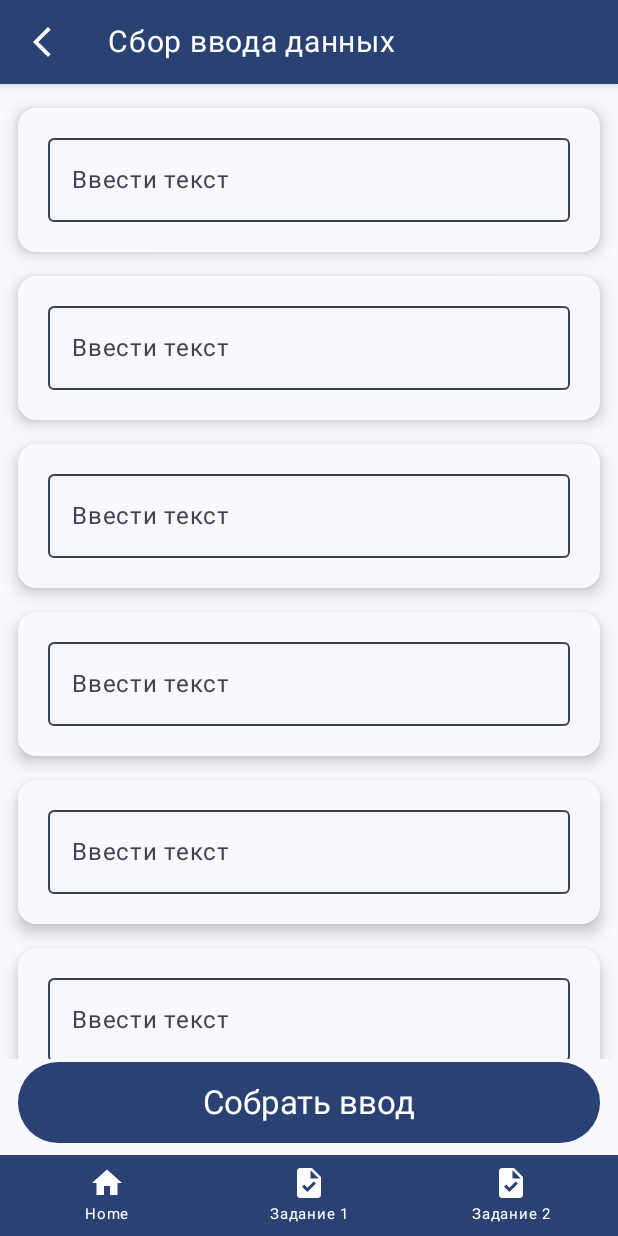
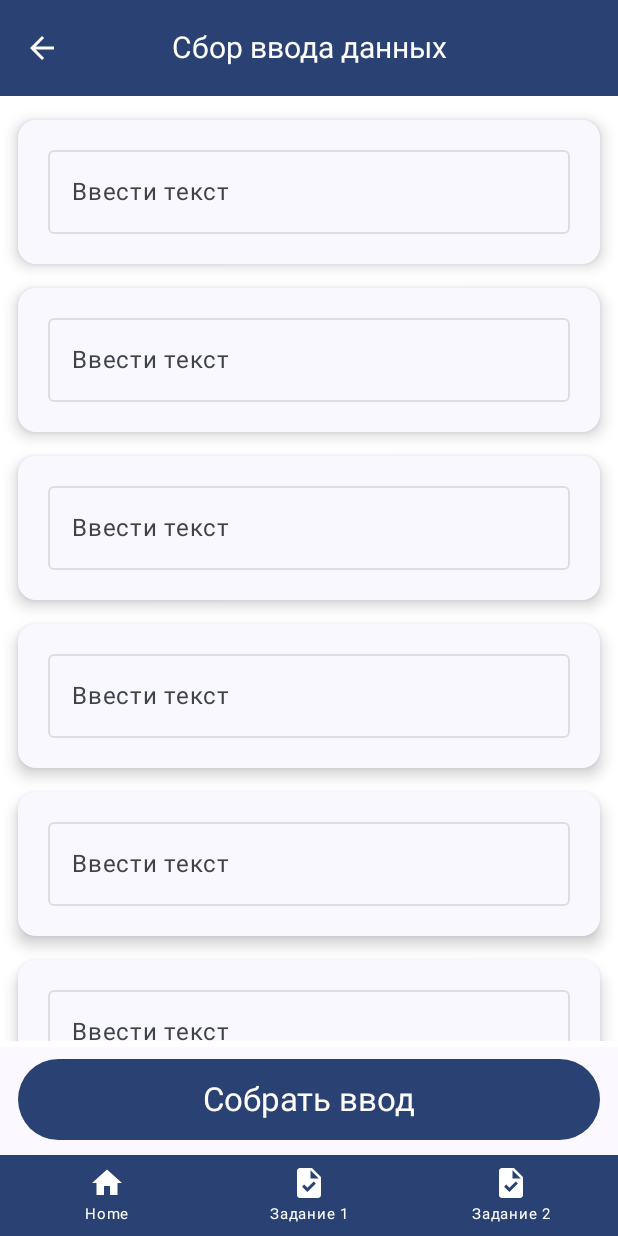
Before and after one commit to Cha1000000/ComposePractice, an Android app built with Jetpack Compose: the ListOfTextInputsScreen screen opened through its navigation route, on a phone screen of 412 x 824 dp. Run offline under Robolectric (Android 15) with nearby library versions, the phone set to English and light mode, and no system bars.

Commit message:
refactor with Cursor

```diff
--- a/app/src/main/java/com/umno/digital/composepractice/NavGraph.kt
+++ b/app/src/main/java/com/umno/digital/composepractice/NavGraph.kt
@@ -21,7 +21,7 @@ fun NavGraph(
             OnboardingScreen(navController)
         }
         composable(TASK_1_SCREEN) {
-            ListOfTextInputsScreen(paddingValues, navController)
+            ListOfTextInputsScreen(navController = navController)
         }
         composable(TASK_2_SCREEN) {
             ListOfUuidsScreen(paddingValues = paddingValues, navController = navController)
--- a/app/src/main/java/com/umno/digital/composepractice/task1/Task1Screens.kt
+++ b/app/src/main/java/com/umno/digital/composepractice/task1/Task1Screens.kt
@@ -29,23 +29,28 @@ import androidx.compose.material.Scaffold
 //noinspection UsingMaterialAndMaterial3Libraries
 import androidx.compose.material.TopAppBar
 import androidx.compose.material.icons.Icons
+import androidx.compose.material.icons.filled.ArrowBack
 import androidx.compose.material.icons.filled.Delete
+import androidx.compose.material.icons.automirrored.filled.ArrowBack
 import androidx.compose.material3.Button
 import androidx.compose.material3.Card
 import androidx.compose.material3.CardDefaults
+import androidx.compose.material3.CenterAlignedTopAppBar
 import androidx.compose.material3.ExperimentalMaterial3Api
 import androidx.compose.material3.ExtendedFloatingActionButton
 import androidx.compose.material3.Icon
 import androidx.compose.material3.IconButton
 import androidx.compose.material3.MaterialTheme
 import androidx.compose.material3.OutlinedTextField
+import androidx.compose.material3.OutlinedTextFieldDefaults
 import androidx.compose.material3.SmallFloatingActionButton
 import androidx.compose.material3.Surface
 import androidx.compose.material3.Text
 import androidx.compose.material3.TextButton
-import androidx.compose.material3.TextFieldDefaults
+import androidx.compose.material3.TopAppBarDefaults
 import androidx.compose.runtime.Composable
 import androidx.compose.runtime.MutableState
+import androidx.compose.runtime.derivedStateOf
 import androidx.compose.runtime.getValue
 import androidx.compose.runtime.mutableStateListOf
 import androidx.compose.runtime.mutableStateOf
@@ -77,6 +82,7 @@ import com.umno.digital.composepractice.R
 import com.umno.digital.composepractice.data.TextItemData
 import com.umno.digital.composepractice.data.createTextInputList
 import com.umno.digital.composepractice.ui.theme.ComposePracticeTheme
+import androidx.compose.foundation.background
 
 @Preview(
     showBackground = true,
@@ -89,28 +95,96 @@ import com.umno.digital.composepractice.ui.theme.ComposePracticeTheme
 fun ListOfTextInputScreenPreview() {
     ComposePracticeTheme {
         ListOfTextInputsScreen(
-            PaddingValues(),
-            rememberNavController(),
+            navController = rememberNavController(),
         )
     }
 }
 
-@SuppressLint("UnusedMaterialScaffoldPaddingParameter")
+@OptIn(ExperimentalMaterial3Api::class)
 @Composable
 fun ListOfTextInputsScreen(
-    paddingValues: PaddingValues,
     navController: NavHostController,
 ) {
     var textInputList by rememberSaveable { mutableStateOf(createTextInputList()) }
-    val showFABs = remember { mutableStateOf(false) }
+    val deletedItems = remember { mutableStateListOf<TextItemData>() }
     val openDialog = rememberSaveable { mutableStateOf(false) }
     val resultText = rememberSaveable { mutableStateOf("") }
-    val deletedItems = remember { mutableStateListOf<TextItemData>() }
     val keyboardController = LocalSoftwareKeyboardController.current
-    val context = LocalContext.current // получение контекста
+    val context = LocalContext.current
+
+    // Состояние выбранных элементов
+    var hasSelectedItems by remember { mutableStateOf(false) }
+
     Scaffold(
         topBar = {
-            TopAppBar(
+            TextInputTopAppBar(
+                onNavigateBack = { navController.navigate(MAIN_SCREEN) }
+            )
+        },
+    ) { innerPadding ->
+        Box(
+            modifier = Modifier
+                .fillMaxSize()
+                .padding(innerPadding),
+            contentAlignment = Alignment.BottomEnd,
+        ) {
+            TextInputList(
+                textInputList = textInputList,
+                deletedItems = deletedItems,
+                keyboardController = keyboardController,
+                onItemSelected = {
+                    // Обновляем состояние выбранных элементов
+                    hasSelectedItems = textInputList.any { it.isSelected && !deletedItems.contains(it) }
+                }
+            )
+
+            if (hasSelectedItems) {
+                FloatingDeleteExtendedButton(
+                    onDeleteAllClick = {
+                        textInputList = textInputList.drop(textInputList.size)
+                        hasSelectedItems = false
+                    },
+                    onDeleteSelectedClick = {
+                        deleteSelected(textInputList, deletedItems)
+                        // Сбрасываем выделение после удаления
+                        textInputList.forEach { it.isSelected = false }
+                        textInputList = ArrayList(textInputList)
+                        hasSelectedItems = false
+                    }
+                )
+            }
+
+            // Обертка для кнопки с дополнительным отступом снизу
+            Box(
+                modifier = Modifier
+                    .fillMaxWidth()
+                    .background(MaterialTheme.colorScheme.surface.copy(alpha = 0.8f))
+                    .padding(bottom = 56.dp), // Отступ для нижней панели навигации
+                contentAlignment = Alignment.BottomCenter
+            ) {
+                CollectInputButton(
+                    onClick = {
+                        val dataList = textInputList.filterNot { deletedItems.contains(it) }
+                        resultText.value = collectedInputs(dataList, context)
+                        openDialog.value = true
+                    }
+                )
+            }
+        }
+
+        if (openDialog.value) {
+            ShowResultDialog(
+                result = resultText.value,
+                dialogState = openDialog
+            )
+        }
+    }
+}
+
+@OptIn(ExperimentalMaterial3Api::class)
+@Composable
+private fun TextInputTopAppBar(onNavigateBack: () -> Unit) {
+    CenterAlignedTopAppBar(
         title = {
             Text(
                 text = stringResource(R.string.task1_screen_title),
@@ -118,36 +192,40 @@ fun ListOfTextInputsScreen(
                 fontSize = 20.sp
             )
         },
-                backgroundColor = MaterialTheme.colorScheme.primary,
+        colors = TopAppBarDefaults.centerAlignedTopAppBarColors(
+            containerColor = MaterialTheme.colorScheme.primary,
+            titleContentColor = Color.White,
+            navigationIconContentColor = Color.White
+        ),
         navigationIcon = {
-                    IconButton(
-                        onClick = { navController.navigate(MAIN_SCREEN) }
-                    ) {
+            IconButton(onClick = onNavigateBack) {
                 Icon(
-                            imageVector = ImageVector.vectorResource(R.drawable.ic_back),
+                    imageVector = Icons.AutoMirrored.Filled.ArrowBack,
                     contentDescription = "ArrowBack",
                     tint = Color.White,
                 )
             }
         },
     )
-        },
-    ) {
-        Surface {
-            Box(
-                modifier = Modifier.fillMaxSize().padding(paddingValues),
-                contentAlignment = Alignment.BottomEnd,
+}
+
+@Composable
+private fun TextInputList(
+    textInputList: List<TextItemData>,
+    deletedItems: SnapshotStateList<TextItemData>,
+    keyboardController: androidx.compose.ui.platform.SoftwareKeyboardController?,
+    onItemSelected: () -> Unit
 ) {
     val state = rememberLazyListState()
+
     LazyColumn(
         modifier = Modifier
             .fillMaxSize()
-                        .padding(start = 12.dp, top = 8.dp, end = 12.dp, bottom = 64.dp),
+            .padding(start = 12.dp, top = 8.dp, end = 12.dp, bottom = 130.dp),
         state = state
     ) {
         itemsIndexed(
             items = textInputList,
-                        // Provide a unique key based on the item content
             key = { _, item -> item.hashCode() },
             itemContent = { _, item ->
                 AnimatedVisibility(
@@ -157,60 +235,37 @@ fun ListOfTextInputsScreen(
                 ) {
                     val text = rememberSaveable { mutableStateOf(item.text) }
                     val isSelected = rememberSaveable { mutableStateOf(item.isSelected) }
+
                     TextInputCard(
+                        item = item,
                         text = text,
                         isSelected = isSelected,
                         onItemClick = {
                             keyboardController?.hide()
-                                        if (textInputList.any { it.isSelected }) {
                             toggleSelectedItem(
                                 item = item,
                                 isSelected = isSelected,
-                                                showFABs = showFABs,
-                                                textInputList = textInputList,
-                                                deletedItems = deletedItems,
                             )
-                                        }
+                            onItemSelected()
                         },
                         onLongPress = {
                             toggleSelectedItem(
                                 item = item,
                                 isSelected = isSelected,
-                                            showFABs = showFABs,
-                                            textInputList = textInputList,
-                                            deletedItems = deletedItems,
                             )
-                                    },
-                                    onTextFieldFocused = {
-                                        if (it.isFocused && item.isSelected)
-                                            toggleSelectedItem(
-                                                item = item,
-                                                isSelected = isSelected,
-                                                showFABs = showFABs,
-                                                textInputList = textInputList,
-                                                deletedItems = deletedItems,
+                            onItemSelected()
+                        }
                     )
-                                    })
-                                item.text = text.value
                 }
             }
         )
     }
-                if (showFABs.value) {
-                    FloatingDeleteExtendedButton(
-                        {
-                            textInputList = textInputList.drop(textInputList.size)
-                            showFABs.value = false
-                        },
-                        { deleteSelected(textInputList, deletedItems, showFABs) }
-                    )
 }
+
+@Composable
+private fun CollectInputButton(onClick: () -> Unit) {
     Button(
-                    onClick = {
-                        val dataList = textInputList.filterNot { deletedItems.contains(it) }
-                        resultText.value = collectedInputs(dataList, context)
-                        openDialog.value = true
-                    },
+        onClick = onClick,
         modifier = Modifier
             .fillMaxWidth()
             .height(70.dp)
@@ -222,26 +277,13 @@ fun ListOfTextInputsScreen(
         )
     }
 }
-            if (openDialog.value) ShowResultDialog(
-                result = resultText.value,
-                dialogState = openDialog
-            )
-        }
-    }
-}
 
 private fun toggleSelectedItem(
     item: TextItemData,
     isSelected: MutableState<Boolean>,
-    showFABs: MutableState<Boolean>,
-    textInputList: List<TextItemData>,
-    deletedItems: SnapshotStateList<TextItemData>
 ) {
     isSelected.value = !isSelected.value
     item.isSelected = isSelected.value
-    showFABs.value = (textInputList.filterNot {
-        deletedItems.contains(it)
-    }.any { it.isSelected })
 }
 
 @Composable
@@ -255,7 +297,7 @@ fun FloatingDeleteExtendedButton(
             DeletionFABs(onDeleteAllClick, onDeleteSelectedClick)
         }
         ExtendedFloatingActionButton(
-            modifier = Modifier.padding(end = 12.dp, bottom = 80.dp),
+            modifier = Modifier.padding(end = 12.dp, bottom = 140.dp),
             text = { Text(stringResource(R.string.delete_actions)) },
             icon = { Icon(Icons.Filled.Delete, contentDescription = "Delete") },
             containerColor = MaterialTheme.colorScheme.tertiary,
@@ -270,55 +312,54 @@ fun FloatingDeleteExtendedButton(
 @Composable
 fun DeletionFABs(onDeleteAllClick: () -> Unit, onDeleteSelectedClick: () -> Unit) {
     Column(
-        modifier = Modifier.padding(end = 12.dp),
+        modifier = Modifier.padding(end = 12.dp, bottom = 12.dp),
         horizontalAlignment = Alignment.End
     ) {
+        DeleteActionRow(
+            text = stringResource(R.string.delete_selected),
+            onClick = onDeleteSelectedClick
+        )
+
+        DeleteActionRow(
+            text = stringResource(R.string.delete_all),
+            onClick = onDeleteAllClick,
+            modifier = Modifier.padding(vertical = 8.dp)
+        )
+    }
+}
+
+@Composable
+private fun DeleteActionRow(
+    text: String,
+    onClick: () -> Unit,
+    modifier: Modifier = Modifier
+) {
     Row(
+        modifier = modifier,
         verticalAlignment = Alignment.CenterVertically,
     ) {
         Text(
             modifier = Modifier.padding(end = 6.dp),
-                text = stringResource(R.string.delete_selected),
+            text = text,
             color = MaterialTheme.colorScheme.onBackground,
         )
         SmallFloatingActionButton(
-                onClick = onDeleteSelectedClick,
+            onClick = onClick,
             containerColor = MaterialTheme.colorScheme.tertiary,
             contentColor = MaterialTheme.colorScheme.background,
             shape = CircleShape
         ) {
-                Icon(Icons.Filled.Delete, contentDescription = "Delete selected")
-            }
-        }
-        Row(
-            modifier = Modifier.padding(vertical = 8.dp),
-            verticalAlignment = Alignment.CenterVertically,
-        ) {
-            Text(
-                modifier = Modifier.padding(end = 6.dp),
-                text = stringResource(R.string.delete_all),
-                color = MaterialTheme.colorScheme.onBackground,
-            )
-            SmallFloatingActionButton(
-                onClick = onDeleteAllClick,
-                containerColor = MaterialTheme.colorScheme.tertiary,
-                contentColor = MaterialTheme.colorScheme.background,
-                shape = CircleShape
-            ) {
-                Icon(Icons.Filled.Delete, contentDescription = "Delete selected")
-            }
+            Icon(Icons.Filled.Delete, contentDescription = "Delete action")
         }
     }
 }
 
 private fun deleteSelected(
     textInputList: List<TextItemData>,
-    deletedItems: SnapshotStateList<TextItemData>,
-    showFABs: MutableState<Boolean>
+    deletedItems: SnapshotStateList<TextItemData>
 ) {
     val selectedItems = textInputList.filter { it.isSelected }
     deletedItems.addAll(selectedItems)
-    showFABs.value = false
 }
 
 @Preview(
@@ -336,18 +377,17 @@ fun FloatingDeleteExtendedButtonPreview() {
             modifier = Modifier.fillMaxSize(),
             contentAlignment = Alignment.BottomEnd,
         ) {
-            FloatingDeleteExtendedButton({}, {}, rememberSaveable { mutableStateOf(true) })
+            FloatingDeleteExtendedButton({}, {})
         }
     }
 }
 
 private fun collectedInputs(inputs: List<TextItemData>, context: Context): String {
     if (inputs.all { it.text.isBlank() }) return context.getString(R.string.empty_data)
-    var collectedText = ""
-    inputs.onEachIndexed { index, textItemData ->
-        collectedText += "${index + 1}. ${textItemData.text.ifBlank { context.getString(R.string.text_empty) }}\n"
-    }
-    return collectedText
+
+    return inputs.mapIndexed { index, textItemData ->
+        "${index + 1}. ${textItemData.text.ifBlank { context.getString(R.string.text_empty) }}"
+    }.joinToString("\n")
 }
 
 @Composable
@@ -355,14 +395,12 @@ fun ShowResultDialog(result: String, dialogState: MutableState<Boolean>) {
     AlertDialog(
         onDismissRequest = { dialogState.value = false },
         confirmButton = {
-            TextButton(onClick = {
-                dialogState.value = false
-            }) { Text(text = stringResource(R.string.button_ok_label)) }
+            TextButton(onClick = { dialogState.value = false }) {
+                Text(text = stringResource(R.string.button_ok_label))
+            }
         },
         dismissButton = {
-            TextButton(onClick = {
-                dialogState.value = false
-            }) {
+            TextButton(onClick = { dialogState.value = false }) {
                 Text(
                     text = stringResource(R.string.button_cancel_label),
                     color = MaterialTheme.colorScheme.onTertiary,
@@ -382,7 +420,6 @@ fun ShowResultDialog(result: String, dialogState: MutableState<Boolean>) {
                 color = MaterialTheme.colorScheme.onSurface,
             )
         },
-        backgroundColor = MaterialTheme.colorScheme.background,
     )
 }
 
@@ -399,23 +436,23 @@ fun ResultAlertPreview() {
     ComposePracticeTheme {
         ShowResultDialog(
             result = "Данные отсутствуют",
-            dialogState = remember {
-                mutableStateOf(true)
-            })
+            dialogState = remember { mutableStateOf(true) }
+        )
     }
 }
 
 @OptIn(ExperimentalMaterial3Api::class)
 @Composable
 fun TextInputCard(
+    item: TextItemData,
     text: MutableState<String>,
     isSelected: MutableState<Boolean>,
     onItemClick: (Offset) -> Unit,
     onLongPress: (Offset) -> Unit,
-    onTextFieldFocused: (FocusState) -> Unit,
 ) {
     val cardBackground =
         if (isSelected.value) MaterialTheme.colorScheme.onSecondary else MaterialTheme.colorScheme.background
+
     Card(
         modifier = Modifier
             .fillMaxWidth()
@@ -434,19 +471,21 @@ fun TextInputCard(
             value = text.value,
             onValueChange = { newText ->
                 text.value = newText.take(28)
+                item.text = text.value
             },
             modifier = Modifier
                 .fillMaxWidth()
-                .padding(20.dp)
-                .onFocusChanged(onTextFieldFocused),
+                .padding(20.dp),
             textStyle = TextStyle(fontSize = 16.sp),
             placeholder = { Text(stringResource(R.string.text_input_hint)) },
             singleLine = true,
             maxLines = 1,
             keyboardOptions = KeyboardOptions.Default.copy(imeAction = ImeAction.Next),
-            colors = TextFieldDefaults.outlinedTextFieldColors(
+            colors = OutlinedTextFieldDefaults.colors(
                 focusedBorderColor = MaterialTheme.colorScheme.primary,
-                unfocusedBorderColor = MaterialTheme.colorScheme.secondary,
+                unfocusedBorderColor = MaterialTheme.colorScheme.onSurface.copy(alpha = 0.12f),
+                focusedTextColor = MaterialTheme.colorScheme.onSurface,
+                unfocusedTextColor = MaterialTheme.colorScheme.onSurface,
             )
         )
     }
--- a/app/src/main/java/com/umno/digital/composepractice/task2/Task2Screen.kt
+++ b/app/src/main/java/com/umno/digital/composepractice/task2/Task2Screen.kt
@@ -205,7 +205,7 @@ fun UUIDItem(item: UuidItem, onUpdateUUID: () -> Unit) {
             horizontalArrangement = Arrangement.Absolute.SpaceBetween,
             verticalAlignment = Alignment.CenterVertically
         ) {
-            Text(text = item.uuid, fontSize = 14.sp)
+            Text(text = item.uuid, fontSize = 16.sp)
             IconButton(onClick = onUpdateUUID) {
                 Icon(
                     imageVector = Icons.Filled.Refresh,
```
Also changed, not shown: 1 other file. Lines whose indentation alone changed are shown as unchanged.
